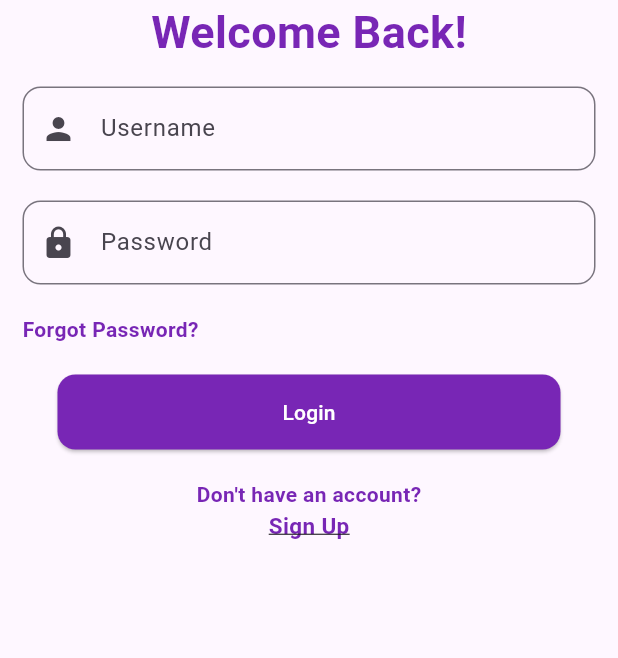
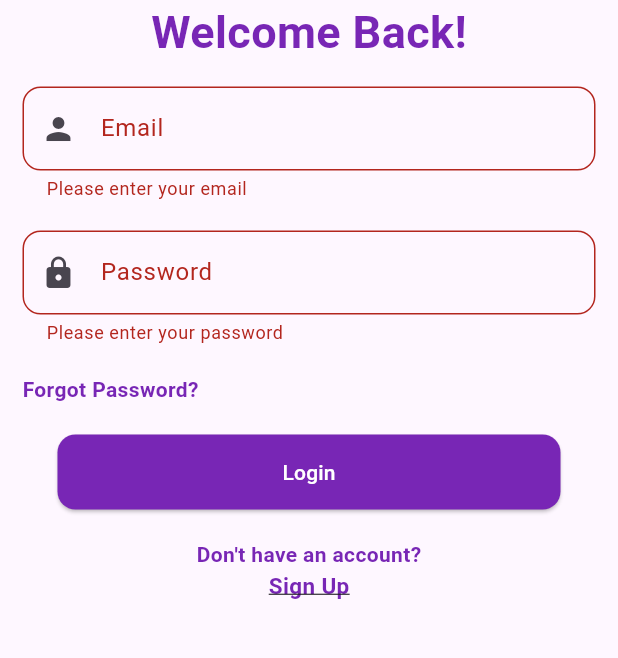
Before and after one commit to HaroonAlnhdi/Quizz_App, a Flutter app: the screen it shows after launch, after a tap on "Login", on a phone screen of 412 x 824 dp, the part 518-1176 px from its top. Run offline on Flutter 3.47's test engine with Material 3 defaults, Android fonts, the phone set to English and light mode, and no system bars; our stand-ins replace firebase_auth, firebase_core; accounts and stored records are empty.

Commit message:
Integrate Firebase authentication and Firestore, update routing, and add admin home view

```diff
--- /dev/null
+++ b/lib/Auth.dart
@@ -0,0 +1,36 @@
+
+import 'package:firebase_auth/firebase_auth.dart';
+import 'package:flutter/material.dart';
+
+import 'package:quiz_app/screens/LoginView.dart';
+import 'package:quiz_app/screens/admin/HomeViewAdmin.dart';
+
+
+class Auth extends StatelessWidget {
+  const Auth({super.key});
+
+  @override
+  Widget build(BuildContext context) {
+    return Scaffold(
+      body: StreamBuilder<User?>(
+        stream: FirebaseAuth.instance.authStateChanges(),
+         builder:((context, snapshot) {
+          if (snapshot.connectionState == ConnectionState.waiting) {
+            return const Center(child: CircularProgressIndicator());
+          } else if (snapshot.hasData) {
+            return const HomeViewAdmin();
+          } else if (snapshot.hasError) {
+            return const Center(child: Text('Something went wrong!'));
+          } else {
+            return const LoginView();
+          }
+        }
+
+
+
+         ),
+    )
+    );
+  }
+
+}
--- a/lib/main.dart
+++ b/lib/main.dart
@@ -1,9 +1,15 @@
 import 'package:flutter/material.dart';
+import 'package:firebase_core/firebase_core.dart';
+
+// Routes
 import 'package:quiz_app/screens/LoginView.dart';
 import 'package:quiz_app/screens/SignupView.dart';
 import 'package:quiz_app/screens/splashView.dart';
-
-void main() {
+import 'package:quiz_app/screens/admin/HomeViewAdmin.dart';
+import 'package:quiz_app/Auth.dart';
+void main() async {
+  WidgetsFlutterBinding.ensureInitialized();
+  await Firebase.initializeApp();
   runApp(const MainApp());
 }
 
@@ -21,8 +27,10 @@ class MainApp extends StatelessWidget {
       initialRoute: '/',
       routes: {
         '/': (context) => const SplashView(),
+        '/auth': (context) => const Auth(),
         '/login': (context) => const LoginView(),
         '/signup': (context) => const SignupView(),
+        '/homeAdmin': (context) => const HomeViewAdmin(),
       },
     );
   }
--- a/lib/screens/LoginView.dart
+++ b/lib/screens/LoginView.dart
@@ -1,3 +1,4 @@
+import 'package:firebase_auth/firebase_auth.dart';
 import 'package:flutter/material.dart';
 import 'package:flutter/widgets.dart';
 
@@ -9,6 +10,20 @@ class LoginView extends StatefulWidget {
 }
 
 class _LoginViewState extends State<LoginView> {
+  final _formKey = GlobalKey<FormState>();
+  final _emailController = TextEditingController();
+  final _passwordController = TextEditingController();
+  // final _role = TextEditingController();
+
+  Future<void> _login() async {
+    if (_formKey.currentState!.validate()) {
+      await FirebaseAuth.instance.signInWithEmailAndPassword(
+        email: _emailController.text.trim(),
+        password: _passwordController.text.trim(),
+      );
+    }
+  }
+
   @override
   Widget build(BuildContext context) {
     return Scaffold(
@@ -16,6 +31,8 @@ class _LoginViewState extends State<LoginView> {
       body: SingleChildScrollView(
         child: Padding(
           padding: const EdgeInsets.all(15.0),
+          child: Form(
+            key: _formKey,
             child: Column(
               children: [
                 const SizedBox(height: 80),
@@ -24,64 +41,103 @@ class _LoginViewState extends State<LoginView> {
                   height: 250,
                   child: Image(image: AssetImage('assets/logo.png')),
                 ),
-              // SizedBox(height: 20),
                 const Align(
                   alignment: Alignment.center,
                   child: Text(
                     "Welcome Back!",
-                  style: TextStyle(fontSize: 30, fontWeight: FontWeight.bold , color: Color(0xFF7826B5) ,),
+                    style: TextStyle(
+                      fontSize: 30,
+                      fontWeight: FontWeight.bold,
+                      color: Color(0xFF7826B5),
+                    ),
                   ),
                 ),
                 const SizedBox(height: 15),
-             TextField(
+                TextFormField(
                   decoration: InputDecoration(
                     border: OutlineInputBorder(
-                          borderRadius: BorderRadius.circular(12.0), // Set the desired border radius
+                      borderRadius: BorderRadius.circular(12.0),
                     ),
-                        labelText: 'Username',
-                        hintText: 'Enter your username', // Add hint text
-                        prefixIcon: Icon(Icons.person), // Add icon
+                    labelText: 'Email',
+                    hintText: 'Enter your email',
+                    prefixIcon: const Icon(Icons.person),
                   ),
+                  controller: _emailController,
+                  validator: (value) {
+                    if (value == null || value.isEmpty) {
+                      return 'Please enter your email';
+                    }
+                     if (!RegExp(r'^[^@]+@[^@]+\.[^@]+').hasMatch(value)) {
+                        return 'Please enter a valid email address';
+                      }
+                    if (!value.contains('@')) {
+                      return 'Please enter a valid email';
+                    }
+
+                    return null;
+                  },
                 ),
                 const SizedBox(height: 20),
-              TextField(
+                TextFormField(
                   decoration: InputDecoration(
                     border: OutlineInputBorder(
-                          borderRadius: BorderRadius.circular(12.0), // Set the desired border radius
+                      borderRadius: BorderRadius.circular(12.0),
                     ),
                     labelText: 'Password',
-                        hintText: 'Enter your password', // Add hint text
-                        prefixIcon: Icon(Icons.lock), // Add icon
+                    hintText: 'Enter your password',
+                    prefixIcon: const Icon(Icons.lock),
                   ),
+                  controller: _passwordController,
+                  obscureText: true,
+                  validator: (value) {
+                    if (value == null || value.isEmpty) {
+                      return 'Please enter your password';
+                    }
+                    if (value.length < 8) {
+                      return 'Password must be at least 8 characters long';
+                    }
+                    return null;
+                  },
                 ),
                 const SizedBox(height: 20),
                 const Align(
                   alignment: Alignment.centerLeft,
                   child: Text(
                     "Forgot Password?",
-                  style:  TextStyle(fontSize: 14, fontWeight: FontWeight.bold , color: Color(0xFF7826B5) ),
+                    style: TextStyle(
+                      fontSize: 14,
+                      fontWeight: FontWeight.bold,
+                      color: Color(0xFF7826B5),
+                    ),
                   ),
                 ),
                 const SizedBox(height: 20),
                 ElevatedButton(
                   style: ElevatedButton.styleFrom(
                     backgroundColor: const Color(0xFF7826B5),
-
                     padding: const EdgeInsets.symmetric(horizontal: 150, vertical: 15),
                     shape: RoundedRectangleBorder(
                       borderRadius: BorderRadius.circular(12),
                     ),
                   ),
-                onPressed: () {},
-                child: const Text('Login' , style: TextStyle(color: Colors.white),),
+                  onPressed: () {
+                    _login();
+                  },
+                  child: const Text(
+                    'Login',
+                    style: TextStyle(color: Colors.white),
                   ),
-
+                ),
                 const SizedBox(height: 20),
                 const Align(
                   alignment: Alignment.center,
                   child: Text(
                     "Don't have an account?",
-                  style: TextStyle(fontSize: 14, fontWeight: FontWeight.bold , color: Color(0xFF7826B5) ),
+                    style: TextStyle(
+                      fontSize: 14,
+                      fontWeight: FontWeight.bold,
+                      color: Color(0xFF7826B5),
+                    ),
                   ),
                 ),
                 InkWell(
@@ -98,12 +154,11 @@ class _LoginViewState extends State<LoginView> {
                     ),
                   ),
                 ),
-
               ],
             ),
           ),
         ),
-
+      ),
     );
   }
 }
--- /dev/null
+++ b/lib/screens/admin/HomeViewAdmin.dart
@@ -0,0 +1,35 @@
+import 'package:firebase_auth/firebase_auth.dart';
+import 'package:flutter/material.dart';
+
+class HomeViewAdmin extends StatefulWidget {
+  const HomeViewAdmin({super.key});
+
+  @override
+  State<HomeViewAdmin> createState() => _HomeViewAdminState();
+}
+
+class _HomeViewAdminState extends State<HomeViewAdmin> {
+  @override
+  Widget build(BuildContext context) {
+    return Scaffold(
+      appBar: AppBar(
+        title: Text('Home View Admin'),
+        backgroundColor: Color(0xFF7826B5),
+        actions: [
+          IconButton(
+            icon: Icon(Icons.logout),
+            onPressed: () {
+             FirebaseAuth.instance.signOut();
+            },
+          ),
+
+        ],
+      ),
+
+      body: Center(
+        child: Text('Admin'),
+      ),
+    );
+
+  }
+}
--- a/lib/screens/splashView.dart
+++ b/lib/screens/splashView.dart
@@ -9,7 +9,7 @@ class SplashView extends StatelessWidget {
   Widget build(BuildContext context) {
     Timer(const Duration( seconds: 2 ), ()
     {
-      Navigator.pushReplacementNamed(context, '/login',);
+      Navigator.pushReplacementNamed(context, '/auth',);
     });
     return const Scaffold(
       backgroundColor: Colors.white,
```
Also changed, not shown: 4 other files. Lines whose indentation alone changed are shown as unchanged.
